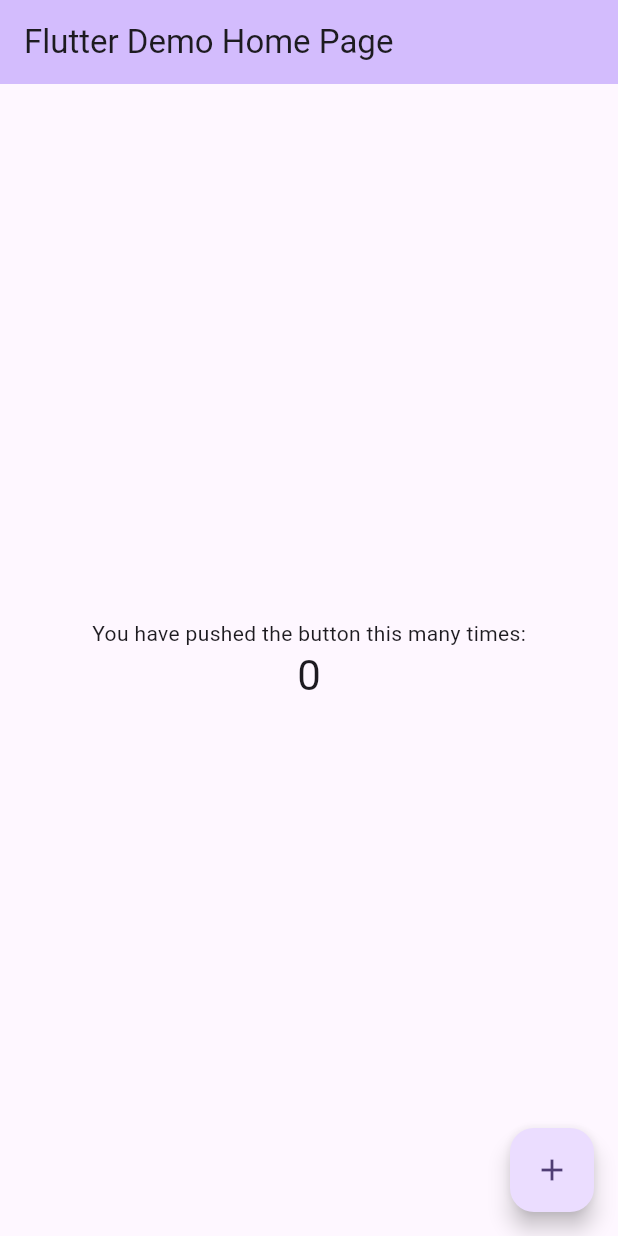
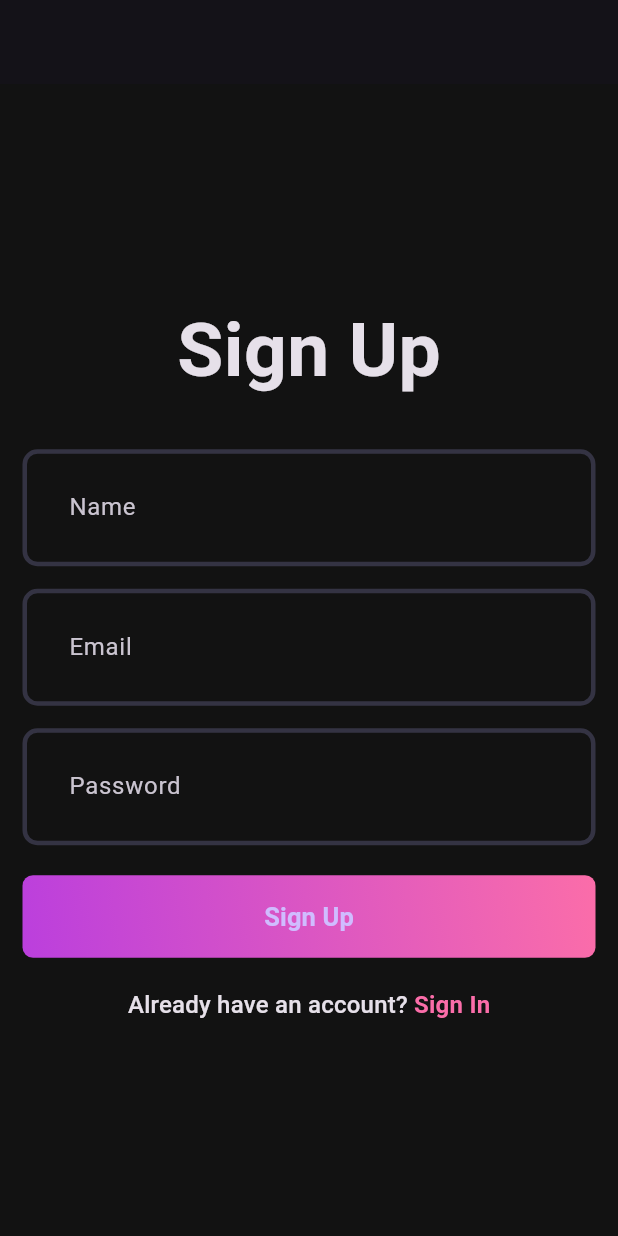
Before and after one commit to PJ2005/musicapp, a Flutter app: the screen it shows after launch, on a phone screen of 412 x 824 dp. Run offline on Flutter 3.47's test engine with Material 3 defaults, Android fonts, the phone set to English and light mode, and no system bars.

Commit message:
created login and sign up page

```diff
--- /dev/null
+++ b/client/lib/core/theme/app_pallete.dart
@@ -0,0 +1,20 @@
+import 'package:flutter/material.dart';
+
+class Pallete {
+  static const cardColor = Color.fromRGBO(30, 30, 30, 1);
+  static const greenColor = Colors.green;
+  static const subtitleText = Color(0xffa7a7a7);
+  static const inactiveBottomBarItemColor = Color(0xffababab);
+
+  static const Color backgroundColor = Color.fromRGBO(18, 18, 18, 1);
+  static const Color gradient1 = Color.fromRGBO(187, 63, 221, 1);
+  static const Color gradient2 = Color.fromRGBO(251, 109, 169, 1);
+  static const Color gradient3 = Color.fromRGBO(255, 159, 124, 1);
+  static const Color borderColor = Color.fromRGBO(52, 51, 67, 1);
+  static const Color whiteColor = Colors.white;
+  static const Color greyColor = Colors.grey;
+  static const Color errorColor = Colors.redAccent;
+  static const Color transparentColor = Colors.transparent;
+
+  static const Color inactiveSeekColor = Colors.white38;
+}
--- /dev/null
+++ b/client/lib/core/theme/theme.dart
@@ -0,0 +1,22 @@
+import 'package:client/core/theme/app_pallete.dart';
+import 'package:flutter/material.dart';
+
+class AppTheme {
+
+  static OutlineInputBorder _border(Color color) =>  OutlineInputBorder(
+        borderSide: BorderSide(
+          color: color,
+          width: 3,
+        ),
+        borderRadius: BorderRadius.circular(10),
+      );
+
+  static final darkThemeMode = ThemeData.dark().copyWith(
+    scaffoldBackgroundColor: Pallete.backgroundColor,
+    inputDecorationTheme: InputDecorationTheme(
+      contentPadding: const EdgeInsets.all(27),
+      enabledBorder: _border(Pallete.borderColor),
+      focusedBorder: _border(Pallete.gradient2),
+    ),
+  );
+}
--- /dev/null
+++ b/client/lib/features/auth/view/pages/login_page.dart
@@ -0,0 +1,81 @@
+import 'package:client/core/theme/app_pallete.dart';
+import 'package:client/features/auth/view/widgets/auth_gradient_button.dart';
+import 'package:client/features/auth/view/widgets/custom_field.dart';
+import 'package:flutter/material.dart';
+
+class LoginPage extends StatefulWidget {
+  const LoginPage({super.key});
+
+  @override
+  State<LoginPage> createState() => _LoginPageState();
+}
+
+class _LoginPageState extends State<LoginPage> {
+  final emailController = TextEditingController();
+  final passwordController = TextEditingController();
+
+  final formKey = GlobalKey<FormState>();
+
+  @override
+  void dispose() {
+    emailController.dispose();
+    passwordController.dispose();
+    super.dispose();
+  }
+
+  @override
+  Widget build(BuildContext context) {
+    return Scaffold(
+      appBar: AppBar(),
+      body: Padding(
+        padding: const EdgeInsets.all(15.0),
+        child: Form(
+          key: formKey,
+          child: Column(
+            mainAxisAlignment: MainAxisAlignment.center,
+            children: [
+              const Text(
+                'Sign In',
+                style: TextStyle(
+                  fontSize: 50,
+                  fontWeight: FontWeight.bold,
+                ),
+              ),
+              const SizedBox(height: 30),
+              CustomField(
+                hintText: 'Email',
+                controller: emailController,
+              ),
+              const SizedBox(height: 15),
+              CustomField(
+                hintText: 'Password',
+                controller: passwordController,
+                isObscureText: true,
+              ),
+              const SizedBox(height: 20),
+              AuthGradientButton(
+                buttonText: 'Sign In',
+                onTap: () {},
+              ),
+              const SizedBox(height: 20),
+              RichText(
+                text: TextSpan(
+                  text: 'Don\'t have an account? ',
+                  style: Theme.of(context).textTheme.titleMedium,
+                  children: const [
+                    TextSpan(
+                        text: 'Sign Up',
+                        style: TextStyle(
+                          color: Pallete.gradient2,
+                          fontWeight: FontWeight.bold,
+                        )),
+                  ],
+                ),
+              ),
+            ],
+          ),
+        ),
+      ),
+    );
+  }
+}
--- /dev/null
+++ b/client/lib/features/auth/view/pages/signup_page.dart
@@ -0,0 +1,88 @@
+import 'package:client/core/theme/app_pallete.dart';
+import 'package:client/features/auth/view/widgets/auth_gradient_button.dart';
+import 'package:client/features/auth/view/widgets/custom_field.dart';
+import 'package:flutter/material.dart';
+
+class SignupPage extends StatefulWidget {
+  const SignupPage({super.key});
+
+  @override
+  State<SignupPage> createState() => _SignupPageState();
+}
+
+class _SignupPageState extends State<SignupPage> {
+  final nameController = TextEditingController();
+  final emailController = TextEditingController();
+  final passwordController = TextEditingController();
+
+  final formKey = GlobalKey<FormState>();
+
+  @override
+  void dispose() {
+    nameController.dispose();
+    emailController.dispose();
+    passwordController.dispose();
+    super.dispose();
+  }
+
+  @override
+  Widget build(BuildContext context) {
+    return Scaffold(
+      appBar: AppBar(),
+      body: Padding(
+        padding: const EdgeInsets.all(15.0),
+        child: Form(
+          key: formKey,
+          child: Column(
+            mainAxisAlignment: MainAxisAlignment.center,
+            children: [
+              const Text(
+                'Sign Up',
+                style: TextStyle(
+                  fontSize: 50,
+                  fontWeight: FontWeight.bold,
+                ),
+              ),
+              const SizedBox(height: 30),
+              CustomField(
+                hintText: 'Name',
+                controller: nameController,
+              ),
+              const SizedBox(height: 15),
+              CustomField(
+                hintText: 'Email',
+                controller: emailController,
+              ),
+              const SizedBox(height: 15),
+              CustomField(
+                hintText: 'Password',
+                controller: passwordController,
+                isObscureText: true,
+              ),
+              const SizedBox(height: 20),
+              AuthGradientButton(
+                buttonText: 'Sign Up',
+                onTap: () {},
+              ),
+              const SizedBox(height: 20),
+              RichText(
+                text: TextSpan(
+                  text: 'Already have an account? ',
+                  style: Theme.of(context).textTheme.titleMedium,
+                  children: const [
+                    TextSpan(
+                        text: 'Sign In',
+                        style: TextStyle(
+                          color: Pallete.gradient2,
+                          fontWeight: FontWeight.bold,
+                        )),
+                  ],
+                ),
+              ),
+            ],
+          ),
+        ),
+      ),
+    );
+  }
+}
--- /dev/null
+++ b/client/lib/features/auth/view/widgets/auth_gradient_button.dart
@@ -0,0 +1,41 @@
+import 'package:client/core/theme/app_pallete.dart';
+import 'package:flutter/material.dart';
+
+class AuthGradientButton extends StatelessWidget {
+  final String buttonText;
+  final VoidCallback onTap;
+  const AuthGradientButton({
+    super.key,
+    required this.buttonText,
+    required this.onTap,
+  });
+
+  @override
+  Widget build(BuildContext context) {
+    return Container(
+      decoration: BoxDecoration(
+        gradient: const LinearGradient(
+          colors: [Pallete.gradient1, Pallete.gradient2],
+          begin: Alignment.bottomLeft,
+          end: Alignment.topRight,
+        ),
+        borderRadius: BorderRadius.circular(7),
+      ),
+      child: ElevatedButton(
+        onPressed: onTap,
+        style: ElevatedButton.styleFrom(
+          fixedSize: const Size(395, 55),
+          backgroundColor: Pallete.transparentColor,
+          shadowColor: Pallete.transparentColor,
+        ),
+        child: Text(
+          buttonText,
+          style: TextStyle(
+            fontSize: 17,
+            fontWeight: FontWeight.w600,
+          ),
+        ),
+      ),
+    );
+  }
+}
--- /dev/null
+++ b/client/lib/features/auth/view/widgets/custom_field.dart
@@ -0,0 +1,30 @@
+import 'package:flutter/material.dart';
+
+class CustomField extends StatelessWidget {
+  final String hintText;
+  final TextEditingController controller;
+  final bool isObscureText;
+  const CustomField({
+    super.key,
+    required this.hintText,
+    required this.controller,
+    this.isObscureText = false,
+  });
+
+  @override
+  Widget build(BuildContext context) {
+    return TextFormField(
+      controller: controller,
+      decoration: InputDecoration(
+        hintText: hintText,
+      ),
+      validator: (val) {
+        if (val!.trim().isEmpty) {
+          return "$hintText is missing!";
+        }
+        return null;
+      },
+      obscureText: isObscureText,
+    );
+  }
+}
--- a/client/lib/main.dart
+++ b/client/lib/main.dart
@@ -1,3 +1,5 @@
+import 'package:client/core/theme/theme.dart';
+import 'package:client/features/auth/view/pages/signup_page.dart';
 import 'package:flutter/material.dart';
 
 void main() {
@@ -7,119 +9,12 @@ void main() {
 class MyApp extends StatelessWidget {
   const MyApp({super.key});
 
-  // This widget is the root of your application.
   @override
   Widget build(BuildContext context) {
     return MaterialApp(
       title: 'Flutter Demo',
-      theme: ThemeData(
-        // This is the theme of your application.
-        //
-        // TRY THIS: Try running your application with "flutter run". You'll see
-        // the application has a purple toolbar. Then, without quitting the app,
-        // try changing the seedColor in the colorScheme below to Colors.green
-        // and then invoke "hot reload" (save your changes or press the "hot
-        // reload" button in a Flutter-supported IDE, or press "r" if you used
-        // the command line to start the app).
-        //
-        // Notice that the counter didn't reset back to zero; the application
-        // state is not lost during the reload. To reset the state, use hot
-        // restart instead.
-        //
-        // This works for code too, not just values: Most code changes can be
-        // tested with just a hot reload.
-        colorScheme: ColorScheme.fromSeed(seedColor: Colors.deepPurple),
-        useMaterial3: true,
-      ),
-      home: const MyHomePage(title: 'Flutter Demo Home Page'),
+      theme: AppTheme.darkThemeMode,
+      home: const SignupPage(),
     );
   }
 }
-
-class MyHomePage extends StatefulWidget {
-  const MyHomePage({super.key, required this.title});
-
-  // This widget is the home page of your application. It is stateful, meaning
-  // that it has a State object (defined below) that contains fields that affect
-  // how it looks.
-
-  // This class is the configuration for the state. It holds the values (in this
-  // case the title) provided by the parent (in this case the App widget) and
-  // used by the build method of the State. Fields in a Widget subclass are
-  // always marked "final".
-
-  final String title;
-
-  @override
-  State<MyHomePage> createState() => _MyHomePageState();
-}
-
-class _MyHomePageState extends State<MyHomePage> {
-  int _counter = 0;
-
-  void _incrementCounter() {
-    setState(() {
-      // This call to setState tells the Flutter framework that something has
-      // changed in this State, which causes it to rerun the build method below
-      // so that the display can reflect the updated values. If we changed
-      // _counter without calling setState(), then the build method would not be
-      // called again, and so nothing would appear to happen.
-      _counter++;
-    });
-  }
-
-  @override
-  Widget build(BuildContext context) {
-    // This method is rerun every time setState is called, for instance as done
-    // by the _incrementCounter method above.
-    //
-    // The Flutter framework has been optimized to make rerunning build methods
-    // fast, so that you can just rebuild anything that needs updating rather
-    // than having to individually change instances of widgets.
-    return Scaffold(
-      appBar: AppBar(
-        // TRY THIS: Try changing the color here to a specific color (to
-        // Colors.amber, perhaps?) and trigger a hot reload to see the AppBar
-        // change color while the other colors stay the same.
-        backgroundColor: Theme.of(context).colorScheme.inversePrimary,
-        // Here we take the value from the MyHomePage object that was created by
-        // the App.build method, and use it to set our appbar title.
-        title: Text(widget.title),
-      ),
-      body: Center(
-        // Center is a layout widget. It takes a single child and positions it
-        // in the middle of the parent.
-        child: Column(
-          // Column is also a layout widget. It takes a list of children and
-          // arranges them vertically. By default, it sizes itself to fit its
-          // children horizontally, and tries to be as tall as its parent.
-          //
-          // Column has various properties to control how it sizes itself and
-          // how it positions its children. Here we use mainAxisAlignment to
-          // center the children vertically; the main axis here is the vertical
-          // axis because Columns are vertical (the cross axis would be
-          // horizontal).
-          //
-          // TRY THIS: Invoke "debug painting" (choose the "Toggle Debug Paint"
-          // action in the IDE, or press "p" in the console), to see the
-          // wireframe for each widget.
-          mainAxisAlignment: MainAxisAlignment.center,
-          children: <Widget>[
-            const Text(
-              'You have pushed the button this many times:',
-            ),
-            Text(
-              '$_counter',
-              style: Theme.of(context).textTheme.headlineMedium,
-            ),
-          ],
-        ),
-      ),
-      floatingActionButton: FloatingActionButton(
-        onPressed: _incrementCounter,
-        tooltip: 'Increment',
-        child: const Icon(Icons.add),
-      ), // This trailing comma makes auto-formatting nicer for build methods.
-    );
-  }
-}
```
